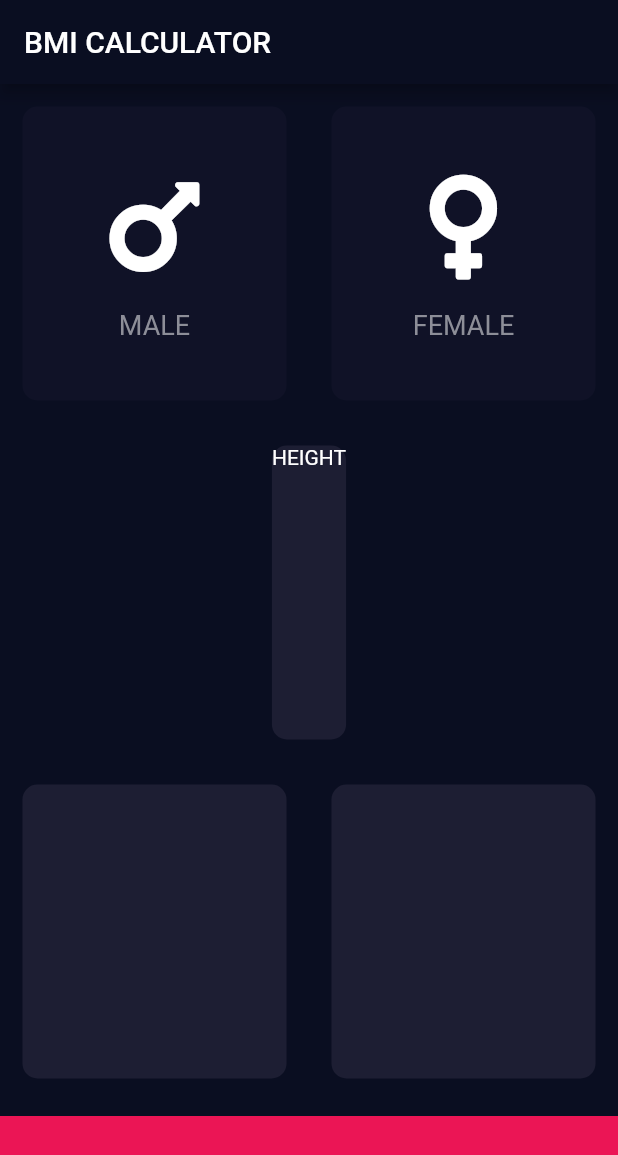
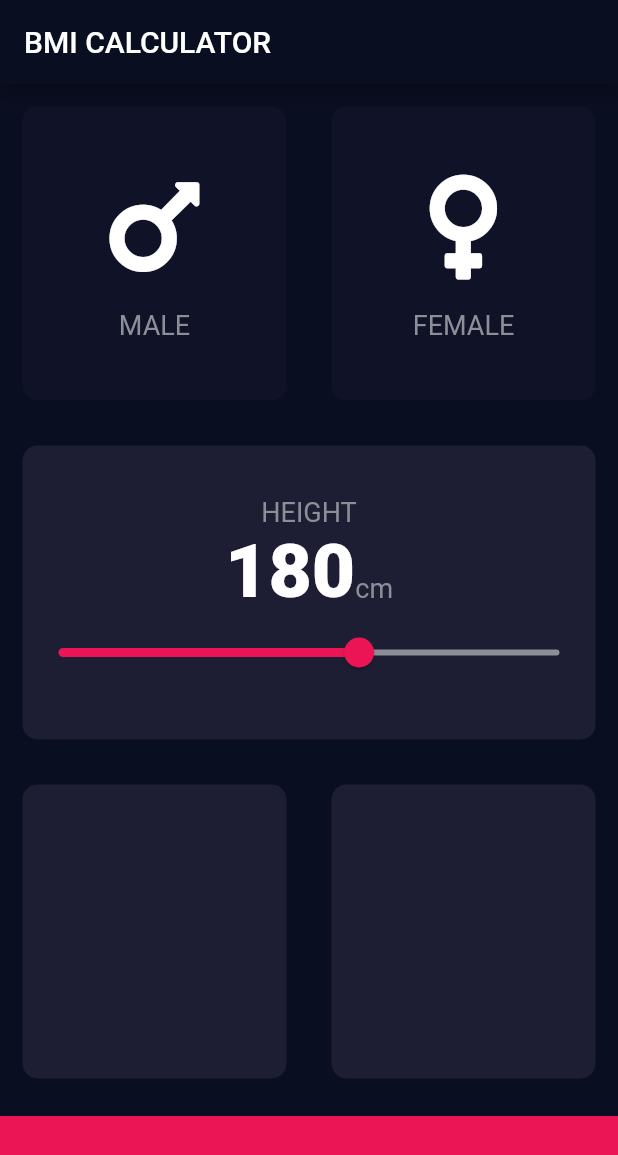
Before and after one commit to eoanodea/flutter-bmi-calculator, a Flutter app: the screen it shows after launch, on a phone screen of 412 x 824 dp. Shown: the top 1155 px of the screen. Run offline on Flutter 3.47's test engine with Material 2 defaults, Android fonts, the phone set to English and light mode, and no system bars; our stand-ins replace font_awesome_flutter.

```diff
--- a/lib/constants.dart
+++ b/lib/constants.dart
@@ -4,8 +4,14 @@ const kBottomContainerHeight = 80.0;
 const kActiveCardColour = Color(0xFF1D1E33);
 const kInactiveCardColour = Color(0xDD111328);
 const kBottomContainerColour = Color(0xFFEB1555);
+const kLabelColour = Color(0xFF8D8E98);
 
 const kLabelTextStyle = TextStyle(
   fontSize: 18.0,
-  color: Color(0xFF8D8E98),
+  color: kLabelColour,
 );
+
+const kNumberTextStyle = TextStyle(
+  fontSize: 50.0,
+  fontWeight: FontWeight.w900,
+);
--- a/lib/input_page.dart
+++ b/lib/input_page.dart
@@ -18,6 +18,7 @@ class _InputPageState extends State<InputPage> {
 
   Gender selectedGener;
 
+  int height = 180;
   @override
   Widget build(BuildContext context) {
     return Scaffold(
@@ -25,6 +26,7 @@ class _InputPageState extends State<InputPage> {
         title: Text('BMI CALCULATOR'),
       ),
       body: Column(
+        crossAxisAlignment: CrossAxisAlignment.stretch,
         children: [
           Expanded(
             child: Row(
@@ -70,7 +72,40 @@ class _InputPageState extends State<InputPage> {
             child: ReuseableCard(
               colour: kActiveCardColour,
               cardChild: Column(
-                children: <Widget>[Text('HEIGHT')],
+                mainAxisAlignment: MainAxisAlignment.center,
+                children: <Widget>[
+                  Text(
+                    'HEIGHT',
+                    style: kLabelTextStyle,
+                  ),
+                  Row(
+                    mainAxisAlignment: MainAxisAlignment.center,
+                    crossAxisAlignment: CrossAxisAlignment.baseline,
+                    textBaseline: TextBaseline.alphabetic,
+                    children: <Widget>[
+                      Text(
+                        height.toString(),
+                        style: kNumberTextStyle,
+                      ),
+                      Text(
+                        "cm",
+                        style: kLabelTextStyle,
+                      ),
+                    ],
+                  ),
+                  Slider(
+                    value: height.toDouble(),
+                    min: 120.0,
+                    max: 220.0,
+                    activeColor: kBottomContainerColour,
+                    inactiveColor: kLabelColour,
+                    onChanged: (double value) => {
+                      setState(() {
+                        height = value.toInt();
+                      })
+                    },
+                  ),
+                ],
               ),
             ),
           ),
```
